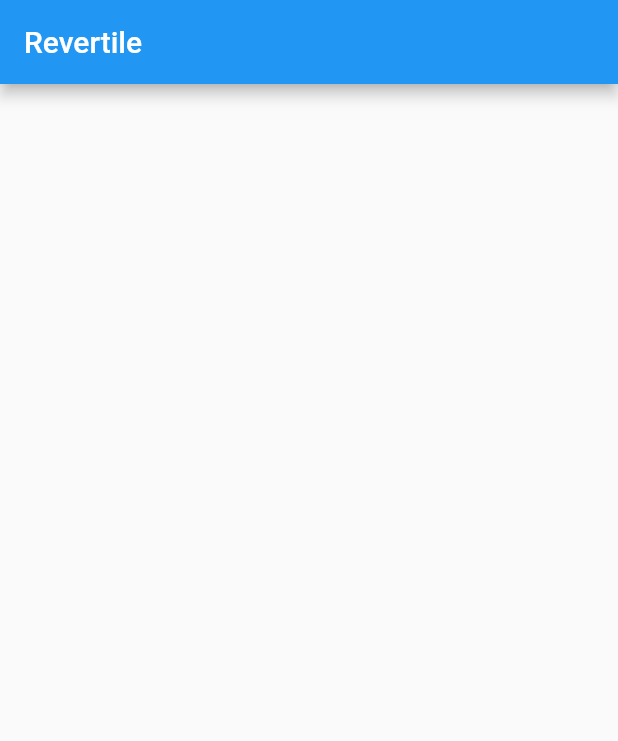
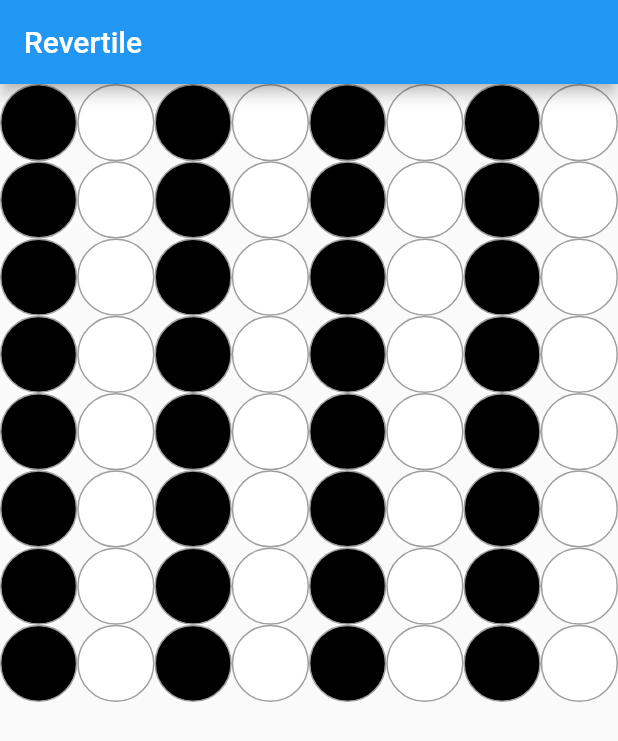
Before and after one commit to reiya0104/revertile, a Flutter app: the screen it shows after launch, on a phone screen of 412 x 824 dp. Shown: the top 741 px of the screen. Run offline on Flutter 3.47's test engine with Material 2 defaults, Android fonts, the phone set to English and light mode, and no system bars.

Commit message:
feat: add Pieces to the Board component
Add Pieces to the Board component to display the initial game state of Revertile.

```diff
--- a/lib/board.dart
+++ b/lib/board.dart
@@ -1,4 +1,6 @@
 import 'package:flutter/material.dart';
+
+import 'piece.dart';
 
 class Board extends StatelessWidget {
   const Board({Key? key}) : super(key: key);
@@ -6,14 +8,18 @@ class Board extends StatelessWidget {
   @override
   Widget build(BuildContext context) {
     return GridView.builder(
+      itemCount: 64,
       gridDelegate: const SliverGridDelegateWithFixedCrossAxisCount(
-        crossAxisCount: 8, // 横に8個のウィジェットを表示
+        crossAxisCount: 8,
       ),
       itemBuilder: (context, index) {
-        // TODO: ウィジェットを作成する
-        return Container();
+        // index に対応する駒の状態を取得するコードを記述する
+        // 以下は仮実装
+        final isBlack = index % 2 == 0;
+        return Piece(
+          color: isBlack ? PieceColor.black : PieceColor.white,
+        );
       },
-      itemCount: 64, // ウィジェットの数を指定
     );
   }
 }
```
